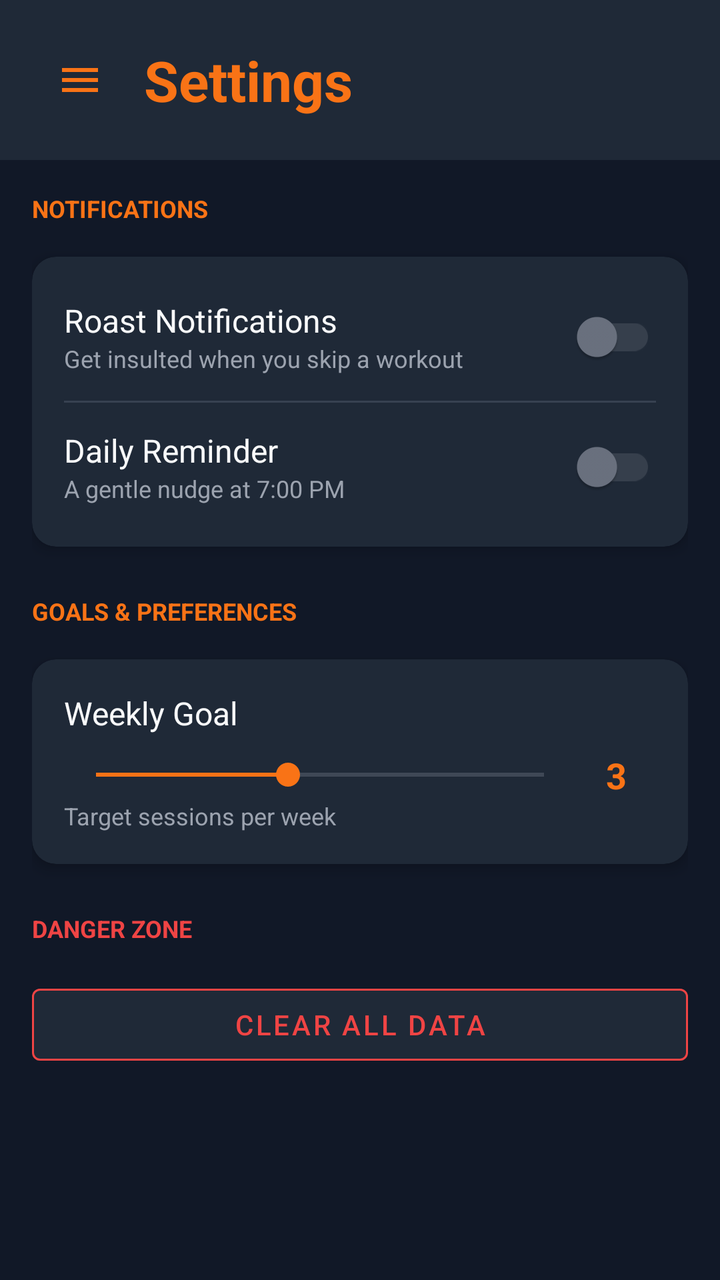
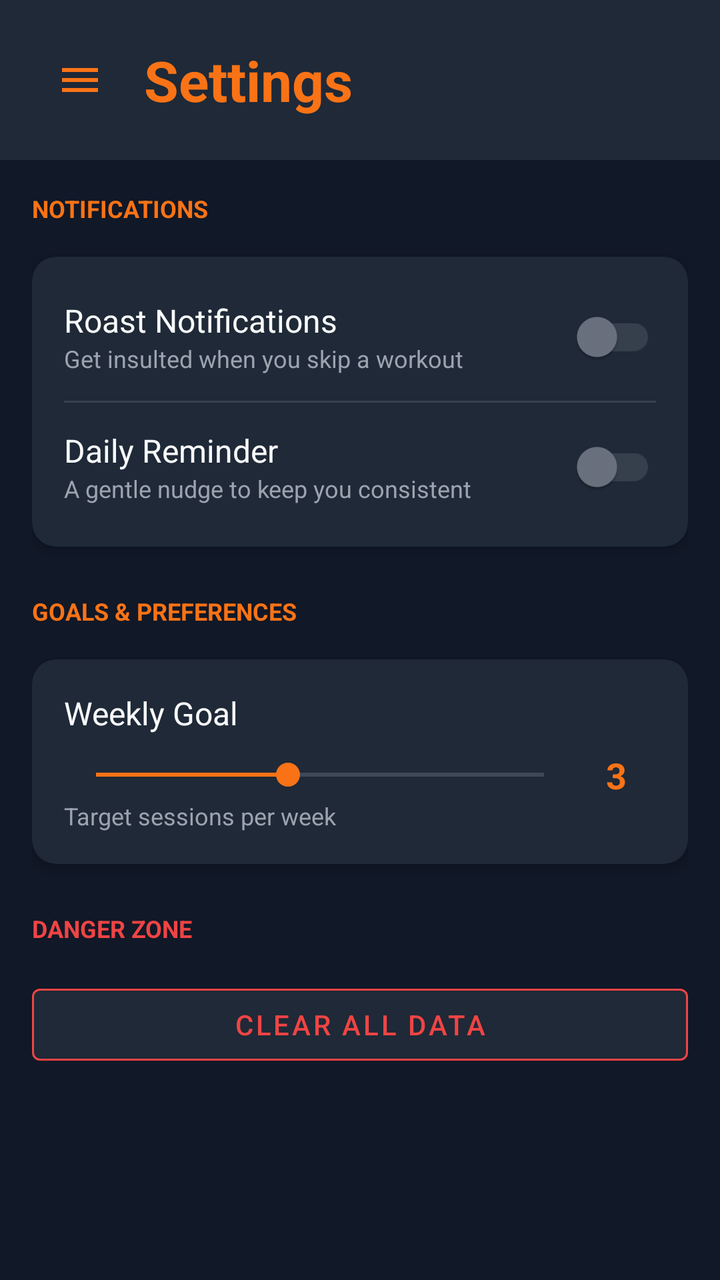

An Android layout rendered at two revisions. The XML below is the earlier revision; the diff shows what the commit changed to produce the second picture.
<!-- AndroidManifest.xml: application theme Theme.FitForge -->
<!-- res/layout/activity_settings.xml -->
<?xml version="1.0" encoding="utf-8"?>
<androidx.drawerlayout.widget.DrawerLayout xmlns:android="http://schemas.android.com/apk/res/android"
    xmlns:app="http://schemas.android.com/apk/res-auto"
    android:id="@+id/drawer_layout"
    android:layout_width="match_parent"
    android:layout_height="match_parent">

    <androidx.constraintlayout.widget.ConstraintLayout
        android:layout_width="match_parent"
        android:layout_height="match_parent"
        android:background="@color/fit_bg">

        
        <LinearLayout
            android:id="@+id/layout_header"
            android:layout_width="match_parent"
            android:layout_height="wrap_content"
            android:orientation="horizontal"
            android:padding="16dp"
            android:gravity="center_vertical"
            android:background="@color/fit_surface"
            app:layout_constraintTop_toTopOf="parent">

            <ImageButton
                android:id="@+id/btnMenu"
                android:layout_width="48dp"
                android:layout_height="48dp"
                android:src="@drawable/ic_menu"
                android:background="?attr/selectableItemBackgroundBorderless"
                app:tint="@color/fit_orange"
                android:layout_marginEnd="8dp" />

            <TextView
                android:layout_width="0dp"
                android:layout_height="wrap_content"
                android:layout_weight="1"
                android:text="Settings"
                style="@style/TitleTextStyle" />
        </LinearLayout>

        <ScrollView
            android:layout_width="match_parent"
            android:layout_height="0dp"
            app:layout_constraintTop_toBottomOf="@id/layout_header"
            app:layout_constraintBottom_toBottomOf="parent">

            <LinearLayout
                android:layout_width="match_parent"
                android:layout_height="wrap_content"
                android:orientation="vertical"
                android:padding="16dp">

                <TextView
                    android:layout_width="wrap_content"
                    android:layout_height="wrap_content"
                    android:text="NOTIFICATIONS"
                    android:textSize="12sp"
                    android:textStyle="bold"
                    android:textColor="@color/fit_orange"
                    android:layout_marginBottom="16dp" />

                <androidx.cardview.widget.CardView
                    android:layout_width="match_parent"
                    android:layout_height="wrap_content"
                    android:layout_marginBottom="24dp"
                    style="@style/DarkCardStyle">

                    <LinearLayout
                        android:layout_width="match_parent"
                        android:layout_height="wrap_content"
                        android:orientation="vertical"
                        android:padding="8dp">

                        <LinearLayout
                            android:layout_width="match_parent"
                            android:layout_height="wrap_content"
                            android:orientation="horizontal"
                            android:gravity="center_vertical"
                            android:padding="8dp">
                            <LinearLayout
                                android:layout_width="0dp"
                                android:layout_height="wrap_content"
                                android:layout_weight="1"
                                android:orientation="vertical">
                                <TextView
                                    android:layout_width="wrap_content"
                                    android:layout_height="wrap_content"
                                    android:text="Roast Notifications"
                                    android:textColor="@color/fit_text_primary"
                                    android:textSize="16sp" />
                                <TextView
                                    android:layout_width="wrap_content"
                                    android:layout_height="wrap_content"
                                    android:text="Get insulted when you skip a workout"
                                    android:textColor="@color/fit_text_secondary"
                                    android:textSize="12sp" />
                            </LinearLayout>
                            <androidx.appcompat.widget.SwitchCompat
                                android:id="@+id/switchRoast"
                                android:layout_width="wrap_content"
                                android:layout_height="wrap_content"
                                app:thumbTint="@color/switch_thumb_selector"
                                app:trackTint="@color/switch_track_selector" />
                        </LinearLayout>

                        <View
                            android:layout_width="match_parent"
                            android:layout_height="1dp"
                            android:background="@color/fit_divider"
                            android:layout_marginHorizontal="8dp" />

                        <LinearLayout
                            android:id="@+id/layoutReminderTime"
                            android:layout_width="match_parent"
                            android:layout_height="wrap_content"
                            android:orientation="horizontal"
                            android:gravity="center_vertical"
                            android:padding="8dp"
                            android:background="?attr/selectableItemBackground">
                            <LinearLayout
                                android:layout_width="0dp"
                                android:layout_height="wrap_content"
                                android:layout_weight="1"
                                android:orientation="vertical">
                                <TextView
                                    android:layout_width="wrap_content"
                                    android:layout_height="wrap_content"
                                    android:text="Daily Reminder"
                                    android:textColor="@color/fit_text_primary"
                                    android:textSize="16sp" />
                                <TextView
                                    android:id="@+id/tvReminderTime"
                                    android:layout_width="wrap_content"
                                    android:layout_height="wrap_content"
                                    android:text="A gentle nudge at 7:00 PM"
                                    android:textColor="@color/fit_text_secondary"
                                    android:textSize="12sp" />
                            </LinearLayout>
                            <androidx.appcompat.widget.SwitchCompat
                                android:id="@+id/switchReminder"
                                android:layout_width="wrap_content"
                                android:layout_height="wrap_content"
                                app:thumbTint="@color/switch_thumb_selector"
                                app:trackTint="@color/switch_track_selector" />
                        </LinearLayout>
                    </LinearLayout>
                </androidx.cardview.widget.CardView>

                <TextView
                    android:layout_width="wrap_content"
                    android:layout_height="wrap_content"
                    android:text="GOALS &amp; PREFERENCES"
                    android:textSize="12sp"
                    android:textStyle="bold"
                    android:textColor="@color/fit_orange"
                    android:layout_marginBottom="16dp" />

                <androidx.cardview.widget.CardView
                    android:layout_width="match_parent"
                    android:layout_height="wrap_content"
                    android:layout_marginBottom="24dp"
                    style="@style/DarkCardStyle">

                    <LinearLayout
                        android:layout_width="match_parent"
                        android:layout_height="wrap_content"
                        android:orientation="vertical"
                        android:padding="16dp">

                        <TextView
                            android:layout_width="wrap_content"
                            android:layout_height="wrap_content"
                            android:text="Weekly Goal"
                            android:textColor="@color/fit_text_primary"
                            android:textSize="16sp" />

                        <LinearLayout
                            android:layout_width="match_parent"
                            android:layout_height="wrap_content"
                            android:orientation="horizontal"
                            android:gravity="center_vertical"
                            android:layout_marginTop="8dp">
                            <SeekBar
                                android:id="@+id/seekBarGoal"
                                android:layout_width="0dp"
                                android:layout_height="wrap_content"
                                android:layout_weight="1"
                                android:max="7"
                                android:progress="3"
                                android:progressTint="@color/fit_orange"
                                android:thumbTint="@color/fit_orange" />
                            <TextView
                                android:id="@+id/tvGoalValue"
                                android:layout_width="40dp"
                                android:layout_height="wrap_content"
                                android:text="3"
                                android:gravity="center"
                                android:textColor="@color/fit_orange"
                                android:textStyle="bold"
                                android:textSize="18sp" />
                        </LinearLayout>
                        <TextView
                            android:layout_width="wrap_content"
                            android:layout_height="wrap_content"
                            android:text="Target sessions per week"
                            android:textColor="@color/fit_text_secondary"
                            android:textSize="12sp" />
                    </LinearLayout>
                </androidx.cardview.widget.CardView>

                <TextView
                    android:layout_width="wrap_content"
                    android:layout_height="wrap_content"
                    android:text="DANGER ZONE"
                    android:textSize="12sp"
                    android:textStyle="bold"
                    android:textColor="@color/fit_error"
                    android:layout_marginBottom="16dp" />

                <Button
                    android:id="@+id/btnClearData"
                    android:layout_width="match_parent"
                    android:layout_height="wrap_content"
                    android:text="Clear All Data"
                    android:backgroundTint="@color/fit_surface"
                    android:textColor="@color/fit_error"
                    app:strokeColor="@color/fit_error"
                    app:strokeWidth="1dp"
                    style="@style/Widget.MaterialComponents.Button.OutlinedButton" />

            </LinearLayout>
        </ScrollView>
    </androidx.constraintlayout.widget.ConstraintLayout>

    <com.google.android.material.navigation.NavigationView
        android:id="@+id/nav_view"
        android:layout_width="wrap_content"
        android:layout_height="match_parent"
        android:layout_gravity="start"
        android:background="@color/fit_surface"
        app:headerLayout="@layout/nav_header"
        app:menu="@menu/drawer_menu"
        app:itemTextColor="@color/fit_text_primary"
        app:itemIconTint="@color/fit_orange" />

</androidx.drawerlayout.widget.DrawerLayout>
<!-- res/layout/nav_header.xml (included above) -->
<?xml version="1.0" encoding="utf-8"?>
<androidx.constraintlayout.widget.ConstraintLayout xmlns:android="http://schemas.android.com/apk/res/android"
    xmlns:app="http://schemas.android.com/apk/res-auto"
    android:layout_width="match_parent"
    android:layout_height="180dp"
    android:background="@color/fit_surface"
    android:padding="24dp">

    <View
        android:layout_width="match_parent"
        android:layout_height="match_parent"
        android:background="@drawable/header_gradient"
        app:layout_constraintBottom_toBottomOf="parent"
        app:layout_constraintEnd_toEndOf="parent"
        app:layout_constraintStart_toStartOf="parent"
        app:layout_constraintTop_toTopOf="parent" />

    <com.google.android.material.imageview.ShapeableImageView
        android:id="@+id/ivNavProfilePic"
        android:layout_width="64dp"
        android:layout_height="64dp"
        android:padding="2dp"
        android:scaleType="centerCrop"
        android:src="@drawable/ff_gym_logo"
        app:layout_constraintEnd_toEndOf="parent"
        app:layout_constraintStart_toStartOf="parent"
        app:layout_constraintTop_toTopOf="parent"
        app:shapeAppearanceOverlay="@style/CircleImageView"
        app:strokeColor="@color/fit_orange"
        app:strokeWidth="2dp" />

    <TextView
        android:id="@+id/tvNavUsername"
        android:layout_width="0dp"
        android:layout_height="wrap_content"
        android:layout_marginTop="12dp"
        android:text="FitForge User"
        android:textColor="@color/white"
        android:textSize="20sp"
        android:textStyle="bold"
        android:ellipsize="end"
        android:gravity="center"
        android:singleLine="true"
        app:layout_constraintEnd_toEndOf="parent"
        app:layout_constraintStart_toStartOf="parent"
        app:layout_constraintTop_toBottomOf="@id/ivNavProfilePic" />

    <TextView
        android:id="@+id/tvNavTagline"
        android:layout_width="wrap_content"
        android:layout_height="wrap_content"
        android:text="Built Different"
        android:textColor="@color/fit_orange"
        android:textSize="14sp"
        android:textStyle="italic"
        app:layout_constraintEnd_toEndOf="parent"
        app:layout_constraintStart_toStartOf="parent"
        app:layout_constraintTop_toBottomOf="@id/tvNavUsername" />

</androidx.constraintlayout.widget.ConstraintLayout>
<!-- resources referenced by this layout -->
<resources>
  <color name="fit_bg">#111827</color>
  <color name="fit_divider">#374151</color>
  <color name="fit_error">#EF4444</color>
  <color name="fit_orange">#F97316</color>
  <color name="fit_surface">#1F2937</color>
  <color name="fit_text_primary">#F9FAFB</color>
  <color name="fit_text_secondary">#9CA3AF</color>
  <color name="white">#FFFFFF</color>
  <!-- drawable header_gradient (drawable) -->
  <?xml version="1.0" encoding="utf-8"?>
  <shape xmlns:android="http://schemas.android.com/apk/res/android"
      android:shape="rectangle">
      <gradient
          android:startColor="#33F97316"
          android:endColor="@android:color/transparent"
          android:angle="270" />
      <corners
          android:topLeftRadius="24dp"
          android:topRightRadius="24dp" />
  </shape>
  <!-- drawable ic_menu (drawable) -->
  <vector xmlns:android="http://schemas.android.com/apk/res/android"
      android:width="24dp"
      android:height="24dp"
      android:viewportWidth="24"
      android:viewportHeight="24">
      <path
          android:fillColor="#000000"
          android:pathData="M3,18h18v-2H3V18zM3,13h18v-2H3V13zM3,6v2h18V6H3z"/>
  </vector>
  <style name="CircleImageView">
          <item name="cornerSize">50%</item>
      </style>
  <style name="DarkCardStyle" parent="CardView">
          <item name="cardBackgroundColor">@color/fit_surface</item>
          <item name="cardCornerRadius">12dp</item>
          <item name="cardElevation">4dp</item>
      </style>
  <style name="TitleTextStyle">
          <item name="android:textSize">28sp</item>
          <item name="android:textColor">@color/fit_orange</item>
          <item name="android:textStyle">bold</item>
      </style>
  <style name="Theme.FitForge" parent="Theme.MaterialComponents.DayNight.NoActionBar">
          <item name="colorPrimary">@color/fit_orange</item>
          <item name="colorPrimaryVariant">@color/fit_orange_dark</item>
          <item name="colorOnPrimary">@color/white</item>
          <item name="colorSecondary">@color/fit_surface2</item>
          <item name="colorOnSecondary">@color/fit_text_primary</item>
          <item name="android:colorBackground">@color/fit_bg</item>
          <item name="android:textColorPrimary">@color/fit_text_primary</item>
          <item name="android:textColorSecondary">@color/fit_text_secondary</item>
          <item name="android:windowBackground">@color/fit_bg</item>
  
          
          <item name="android:spinnerItemStyle">@style/FitSpinnerItem</item>
          <item name="android:spinnerDropDownItemStyle">@style/FitSpinnerDropDownItem</item>
          <item name="alertDialogTheme">@style/FitAlertDialogTheme</item>
      </style>
  <color name="fit_orange_dark">#EA580C</color>
  <color name="fit_surface2">#374151</color>
  <style name="FitSpinnerItem" parent="Widget.AppCompat.TextView.SpinnerItem">
          <item name="android:textColor">@color/fit_text_primary</item>
      </style>
  <style name="FitSpinnerDropDownItem" parent="Widget.AppCompat.DropDownItem.Spinner">
          <item name="android:textColor">@color/fit_text_primary</item>
          <item name="android:background">@color/fit_surface</item>
      </style>
  <style name="FitAlertDialogTheme" parent="Theme.MaterialComponents.DayNight.Dialog.Alert">
          <item name="android:background">@color/fit_surface</item>
          <item name="android:textColorPrimary">@color/fit_text_primary</item>
          <item name="android:textColorSecondary">@color/fit_text_secondary</item>
          <item name="colorAccent">@color/fit_orange</item>
          <item name="buttonBarPositiveButtonStyle">@style/FitDialogButton</item>
          <item name="buttonBarNegativeButtonStyle">@style/FitDialogButton</item>
      </style>
  <style name="FitDialogButton" parent="Widget.MaterialComponents.Button.TextButton">
          <item name="android:textColor">@color/fit_orange</item>
      </style>
  <!-- unchanged entries left out for length: 1 -->
</resources>

<!-- the commit's change to res/layout/activity_settings.xml (unified diff, before → after) -->
@@ -132,7 +132,7 @@
                                     android:id="@+id/tvReminderTime"
                                     android:layout_width="wrap_content"
                                     android:layout_height="wrap_content"
-                                    android:text="A gentle nudge at 7:00 PM"
+                                    android:text="A gentle nudge to keep you consistent"
                                     android:textColor="@color/fit_text_secondary"
                                     android:textSize="12sp" />
                             </LinearLayout>
